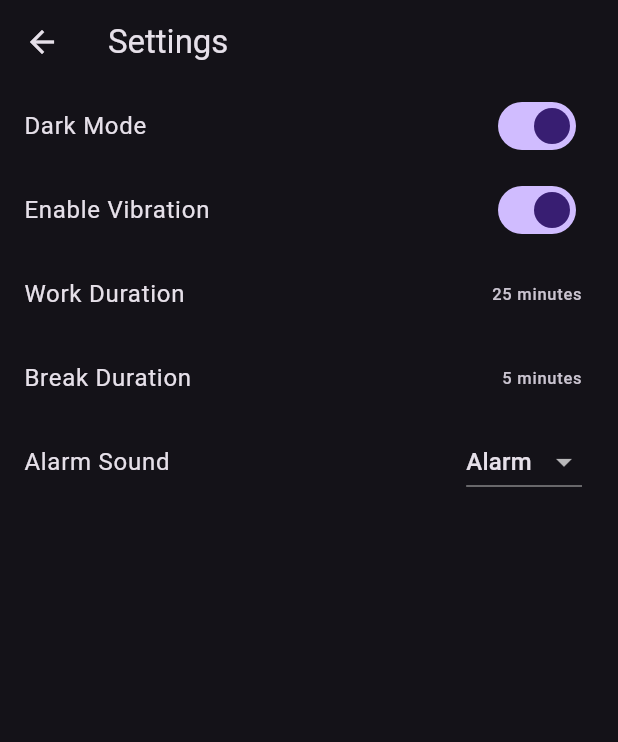
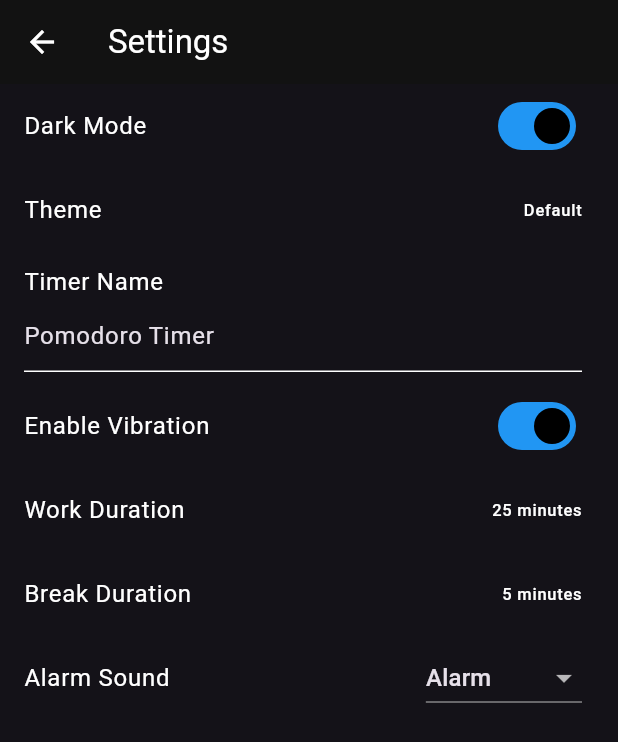
Before and after one commit to rishithareddychalla/pomodoro, a Flutter app: the SettingsPage screen opened directly, after a tap on "Dark Mode", on a phone screen of 412 x 824 dp. Shown: the top 742 px of the screen. Run offline on Flutter 3.47's test engine with Material 3 defaults, Android fonts, the phone set to English and light mode, and no system bars; our stand-ins replace audioplayers, shared_preferences, vibration; accounts and stored records are empty.

Commit message:
refactor: Improve theme implementation and UI
This commit refactors the theme implementation based on user feedback:

- **Theme Application:** The timer's progress indicator now uses colors from the selected theme, making the theme's effect more prominent.
- **Theme Selection UI:** The theme selection dropdown has been replaced with a bottom sheet dialog that displays a grid of theme color samples, providing a more intuitive user experience.
- **Theme Definitions:** The themes in `themes.dart` have been updated with more distinct color schemes and a `sampleColor` property for the new UI.

```diff
--- a/lib/main.dart
+++ b/lib/main.dart
@@ -110,7 +110,7 @@ class _PomodoroScreenState extends State<PomodoroScreen> {
     final settings = Provider.of<SettingsProvider>(context);
     return Scaffold(
       appBar: AppBar(
-        title: const Text('Pomodoro Timer'),
+        title: Text(settings.timerName),
         actions: [
           IconButton(
             icon: const Icon(Icons.settings),
@@ -141,7 +141,7 @@ class _PomodoroScreenState extends State<PomodoroScreen> {
                     strokeWidth: 10,
                     backgroundColor: Colors.grey[300],
                     valueColor: AlwaysStoppedAnimation<Color>(
-                      _isWorkMode ? Colors.blue : Colors.green,
+                      _isWorkMode ? Theme.of(context).colorScheme.primary : Theme.of(context).colorScheme.secondary,
                     ),
                   ),
                 ),
--- a/lib/settings_page.dart
+++ b/lib/settings_page.dart
@@ -2,9 +2,74 @@ import 'package:flutter/cupertino.dart';
 import 'package:flutter/material.dart';
 import 'package:provider/provider.dart';
 import 'settings_provider.dart';
+import 'themes.dart';
 
-class SettingsPage extends StatelessWidget {
+class SettingsPage extends StatefulWidget {
   const SettingsPage({super.key});
+
+  @override
+  State<SettingsPage> createState() => _SettingsPageState();
+}
+
+class _SettingsPageState extends State<SettingsPage> {
+  late TextEditingController _timerNameController;
+
+  @override
+  void initState() {
+    super.initState();
+    _timerNameController = TextEditingController();
+  }
+
+  @override
+  void didChangeDependencies() {
+    super.didChangeDependencies();
+    _timerNameController.text = Provider.of<SettingsProvider>(context, listen: false).timerName;
+  }
+
+  @override
+  void dispose() {
+    _timerNameController.dispose();
+    super.dispose();
+  }
+
+  void _showThemePicker(BuildContext context) {
+    final settings = Provider.of<SettingsProvider>(context, listen: false);
+    showModalBottomSheet(
+      context: context,
+      builder: (context) {
+        return Container(
+          height: 250,
+          child: GridView.builder(
+            gridDelegate: const SliverGridDelegateWithFixedCrossAxisCount(
+              crossAxisCount: 4,
+              childAspectRatio: 1.0,
+            ),
+            itemCount: appThemes.length,
+            itemBuilder: (context, index) {
+              final theme = appThemes[index];
+              return GestureDetector(
+                onTap: () {
+                  settings.setSelectedThemeName(theme.name);
+                  Navigator.pop(context);
+                },
+                child: Column(
+                  mainAxisAlignment: MainAxisAlignment.center,
+                  children: [
+                    CircleAvatar(
+                      backgroundColor: theme.sampleColor,
+                      radius: 20,
+                    ),
+                    const SizedBox(height: 8),
+                    Text(theme.name),
+                  ],
+                ),
+              );
+            },
+          ),
+        );
+      },
+    );
+  }
 
   @override
   Widget build(BuildContext context) {
@@ -18,10 +83,24 @@ class SettingsPage extends StatelessWidget {
         children: [
           SwitchListTile(
             title: const Text('Dark Mode'),
-            value: settings.themeData.brightness == Brightness.dark,
+            value: settings.isDarkMode,
             onChanged: (value) {
-              settings.setTheme(value ? ThemeData.dark() : ThemeData.light());
+              settings.setDarkMode(value);
             },
+          ),
+          ListTile(
+            title: const Text('Theme'),
+            trailing: Text(settings.selectedThemeName),
+            onTap: () => _showThemePicker(context),
+          ),
+          ListTile(
+            title: const Text('Timer Name'),
+            subtitle: TextFormField(
+              controller: _timerNameController,
+              onFieldSubmitted: (value) {
+                settings.setTimerName(value);
+              },
+            ),
           ),
           SwitchListTile(
             title: const Text('Enable Vibration'),
@@ -119,6 +198,10 @@ class SettingsPage extends StatelessWidget {
                   value: 'classic.wav',
                   child: Text('Classic'),
                 ),
+                DropdownMenuItem(
+                  value: 'new_alarm.wav',
+                  child: Text('New Alarm'),
+                ),
               ],
               onChanged: (value) {
                 if (value != null) {
--- a/lib/settings_provider.dart
+++ b/lib/settings_provider.dart
@@ -1,21 +1,33 @@
 import 'package:flutter/material.dart';
 import 'package:shared_preferences/shared_preferences.dart';
+import 'themes.dart';
 
 class SettingsProvider with ChangeNotifier {
-  ThemeData _themeData;
+  String _selectedThemeName;
+  bool _isDarkMode;
+  String _timerName;
   bool _isVibrationEnabled;
   int _workSeconds;
   int _breakSeconds;
   String _alarmSound;
 
-  ThemeData get themeData => _themeData;
+  ThemeData get themeData {
+    final theme = appThemes.firstWhere((t) => t.name == _selectedThemeName, orElse: () => appThemes.first);
+    return _isDarkMode ? theme.darkTheme : theme.lightTheme;
+  }
+
+  bool get isDarkMode => _isDarkMode;
+  String get selectedThemeName => _selectedThemeName;
+  String get timerName => _timerName;
   bool get isVibrationEnabled => _isVibrationEnabled;
   int get workSeconds => _workSeconds;
   int get breakSeconds => _breakSeconds;
   String get alarmSound => _alarmSound;
 
   SettingsProvider()
-      : _themeData = ThemeData.light(),
+      : _selectedThemeName = 'Default',
+        _isDarkMode = false,
+        _timerName = 'Pomodoro Timer',
         _isVibrationEnabled = true,
         _workSeconds = 1500,
         _breakSeconds = 300,
@@ -23,8 +35,20 @@ class SettingsProvider with ChangeNotifier {
     _loadPreferences();
   }
 
-  void setTheme(ThemeData themeData) {
-    _themeData = themeData;
+  void setDarkMode(bool isDarkMode) {
+    _isDarkMode = isDarkMode;
+    _savePreferences();
+    notifyListeners();
+  }
+
+  void setSelectedThemeName(String themeName) {
+    _selectedThemeName = themeName;
+    _savePreferences();
+    notifyListeners();
+  }
+
+  void setTimerName(String timerName) {
+    _timerName = timerName;
     _savePreferences();
     notifyListeners();
   }
@@ -55,7 +79,9 @@ class SettingsProvider with ChangeNotifier {
 
   _savePreferences() async {
     SharedPreferences prefs = await SharedPreferences.getInstance();
-    prefs.setBool('isDarkMode', _themeData.brightness == Brightness.dark);
+    prefs.setString('selectedThemeName', _selectedThemeName);
+    prefs.setBool('isDarkMode', _isDarkMode);
+    prefs.setString('timerName', _timerName);
     prefs.setBool('isVibrationEnabled', _isVibrationEnabled);
     prefs.setInt('workSeconds', _workSeconds);
     prefs.setInt('breakSeconds', _breakSeconds);
@@ -64,8 +90,9 @@ class SettingsProvider with ChangeNotifier {
 
   _loadPreferences() async {
     SharedPreferences prefs = await SharedPreferences.getInstance();
-    bool isDarkMode = prefs.getBool('isDarkMode') ?? false;
-    _themeData = isDarkMode ? ThemeData.dark() : ThemeData.light();
+    _selectedThemeName = prefs.getString('selectedThemeName') ?? 'Default';
+    _isDarkMode = prefs.getBool('isDarkMode') ?? false;
+    _timerName = prefs.getString('timerName') ?? 'Pomodoro Timer';
     _isVibrationEnabled = prefs.getBool('isVibrationEnabled') ?? true;
     _workSeconds = prefs.getInt('workSeconds') ?? 1500;
     _breakSeconds = prefs.getInt('breakSeconds') ?? 300;
--- /dev/null
+++ b/lib/themes.dart
@@ -0,0 +1,90 @@
+import 'package:flutter/material.dart';
+
+class AppTheme {
+  final String name;
+  final Color sampleColor;
+  final ThemeData lightTheme;
+  final ThemeData darkTheme;
+
+  AppTheme({
+    required this.name,
+    required this.sampleColor,
+    required this.lightTheme,
+    required this.darkTheme,
+  });
+}
+
+final List<AppTheme> appThemes = [
+  AppTheme(
+    name: 'Default',
+    sampleColor: Colors.blue,
+    lightTheme: ThemeData.light().copyWith(
+      primaryColor: Colors.blue,
+      colorScheme: const ColorScheme.light(
+        primary: Colors.blue,
+        secondary: Colors.blueAccent,
+      ),
+    ),
+    darkTheme: ThemeData.dark().copyWith(
+      primaryColor: Colors.blue,
+      colorScheme: const ColorScheme.dark(
+        primary: Colors.blue,
+        secondary: Colors.blueAccent,
+      ),
+    ),
+  ),
+  AppTheme(
+    name: 'Ocean',
+    sampleColor: Colors.cyan,
+    lightTheme: ThemeData.light().copyWith(
+      primaryColor: Colors.cyan,
+      colorScheme: const ColorScheme.light(
+        primary: Colors.cyan,
+        secondary: Colors.cyanAccent,
+      ),
+    ),
+    darkTheme: ThemeData.dark().copyWith(
+      primaryColor: Colors.cyan,
+      colorScheme: const ColorScheme.dark(
+        primary: Colors.cyan,
+        secondary: Colors.cyanAccent,
+      ),
+    ),
+  ),
+  AppTheme(
+    name: 'Forest',
+    sampleColor: Colors.green,
+    lightTheme: ThemeData.light().copyWith(
+      primaryColor: Colors.green,
+      colorScheme: const ColorScheme.light(
+        primary: Colors.green,
+        secondary: Colors.greenAccent,
+      ),
+    ),
+    darkTheme: ThemeData.dark().copyWith(
+      primaryColor: Colors.green,
+      colorScheme: const ColorScheme.dark(
+        primary: Colors.green,
+        secondary: Colors.greenAccent,
+      ),
+    ),
+  ),
+    AppTheme(
+    name: 'Custom',
+    sampleColor: Colors.purple,
+    lightTheme: ThemeData.light().copyWith(
+      primaryColor: Colors.purple,
+      colorScheme: const ColorScheme.light(
+        primary: Colors.purple,
+        secondary: Colors.purpleAccent,
+      ),
+    ),
+    darkTheme: ThemeData.dark().copyWith(
+      primaryColor: Colors.purple,
+      colorScheme: const ColorScheme.dark(
+        primary: Colors.purple,
+        secondary: Colors.purpleAccent,
+      ),
+    ),
+  ),
+];
```
Also changed, not shown: 2 other files.
